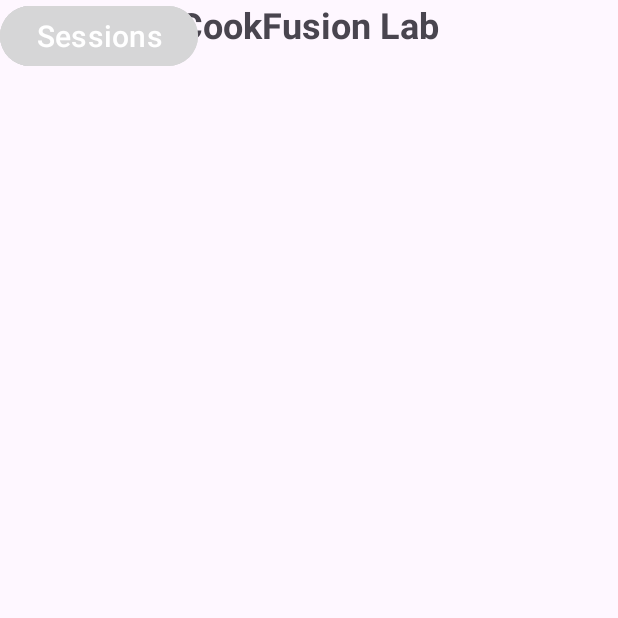
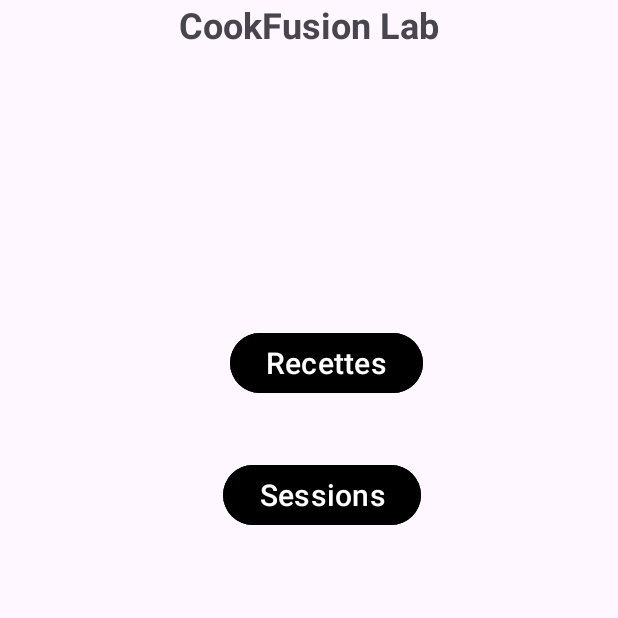
Before and after one commit to ErwanDemay/ProjetAgile_android, an Android app: the PropositionActivity screen opened directly, with no data from a screen before it, on a phone screen of 412 x 824 dp, the top half of it. Run offline under Robolectric (Android 15) with nearby library versions, the phone set to English and light mode, and no system bars.

Commit message:
Vues et contrôleurs syncronisés

```diff
--- a/app/src/main/res/drawable/edittext_background.xml
+++ b/app/src/main/res/drawable/edittext_background.xml
@@ -1,6 +1,6 @@
 <shape xmlns:android="http://schemas.android.com/apk/res/android" android:shape="rectangle">
     <solid android:color="@android:color/white"/> <!-- Fond blanc -->
-    <stroke android:width="2dp" android:color="@color/gray"/> <!-- Bordure grise -->
+    <stroke android:width="2dp" android:color="@color/black"/> <!-- Bordure grise -->
     <corners android:radius="8dp"/> <!-- Coins arrondis -->
     <padding android:left="12dp" android:top="8dp" android:right="12dp" android:bottom="8dp"/>
 </shape>
--- a/app/src/main/res/layout/activity_connexion.xml
+++ b/app/src/main/res/layout/activity_connexion.xml
@@ -53,7 +53,7 @@
         android:layout_width="wrap_content"
         android:layout_height="wrap_content"
         android:text="Valider"
-        android:backgroundTint="@color/purple_500"
+        android:backgroundTint="@color/black"
         android:textColor="@android:color/white"
         android:padding="12dp"
         app:layout_constraintTop_toBottomOf="@id/editTextMDP"
--- a/app/src/main/res/layout/activity_main.xml
+++ b/app/src/main/res/layout/activity_main.xml
@@ -22,7 +22,7 @@
         android:layout_width="100dp"
         android:layout_height="100dp"
         android:layout_marginTop="464dp"
-        android:src="@drawable/logoAndroid"
+        android:src="@drawable/login"
         app:layout_constraintEnd_toEndOf="parent"
         app:layout_constraintHorizontal_bias="0.498"
         app:layout_constraintStart_toStartOf="parent"
@@ -35,7 +35,7 @@
         android:layout_marginTop="36dp"
         android:text="Connexion"
         android:textSize="25dp"
-        android:backgroundTint="@color/purple_500"
+        android:backgroundTint="@color/black"
         android:textColor="@android:color/white"
         app:layout_constraintEnd_toEndOf="parent"
         app:layout_constraintStart_toStartOf="parent"
--- a/app/src/main/res/layout/activity_proposition.xml
+++ b/app/src/main/res/layout/activity_proposition.xml
@@ -14,29 +14,33 @@
         android:text="CookFusion Lab"
         android:textSize="24sp"
         android:textStyle="bold"
-        app:layout_constraintTop_toTopOf="parent"
+        app:layout_constraintEnd_toEndOf="parent"
         app:layout_constraintStart_toStartOf="parent"
-        app:layout_constraintEnd_toEndOf="parent" />
+        app:layout_constraintTop_toTopOf="parent" />
 
     <Button
         android:id="@+id/buttonRecettes"
         android:layout_width="wrap_content"
         android:layout_height="wrap_content"
-        android:backgroundTint="@color/purple_500"
+        android:layout_marginTop="218dp"
+        android:layout_marginEnd="130dp"
+        android:backgroundTint="@color/black"
+        android:text="Recettes"
         android:textColor="@android:color/white"
-        android:text="Recettes"
         android:textSize="20dp"
-        tools:layout_editor_absoluteX="151dp"
-        tools:layout_editor_absoluteY="218dp" />
+        app:layout_constraintEnd_toEndOf="parent"
+        app:layout_constraintTop_toTopOf="parent" />
 
     <Button
         android:id="@+id/buttonSessions"
         android:layout_width="wrap_content"
         android:layout_height="wrap_content"
-        android:backgroundTint="@color/purple_500"
+        android:layout_marginTop="40dp"
+        android:layout_marginEnd="1dp"
+        android:backgroundTint="@color/black"
+        android:text="Sessions"
         android:textColor="@android:color/white"
         android:textSize="20dp"
-        android:text="Sessions"
-        tools:layout_editor_absoluteX="149dp"
-        tools:layout_editor_absoluteY="306dp" />
+        app:layout_constraintEnd_toEndOf="@+id/buttonRecettes"
+        app:layout_constraintTop_toBottomOf="@+id/buttonRecettes" />
 </androidx.constraintlayout.widget.ConstraintLayout>
```
Also changed, not shown: app/src/main/java/com/example/projetagile/controleur/recettes/ConsultRecetteActivity.java (+20 -1 lines), app/src/main/res/layout/activity_consult_recette.xml (+2 -17 lines), app/src/main/res/layout/activity_consult_session.xml (+8 -4 lines), app/src/main/res/drawable/logoAndroid.webp (deleted).
